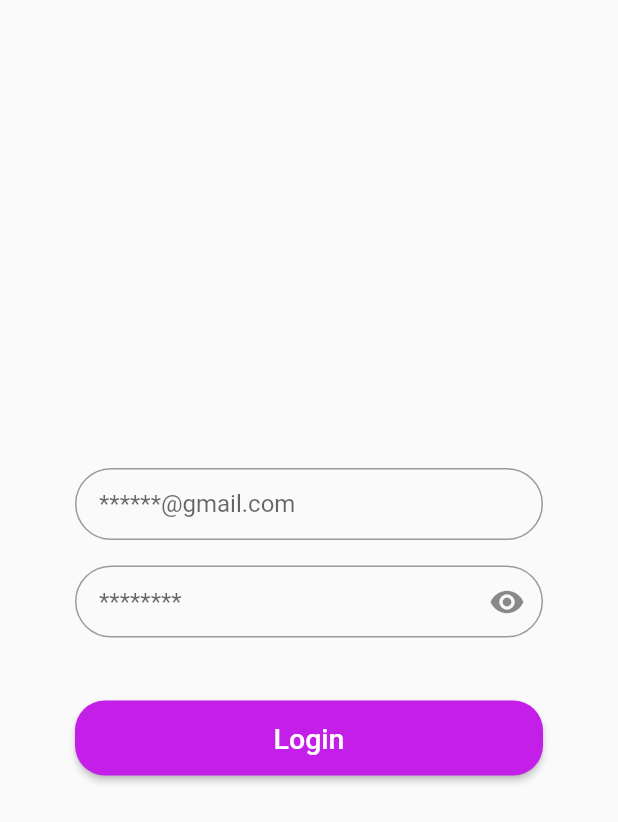
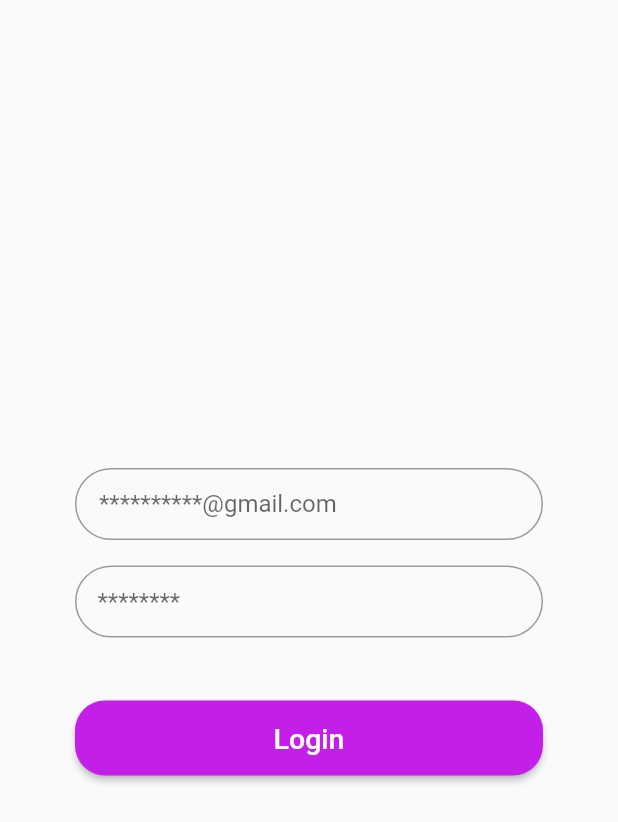
Before and after one commit to Owoeye1321/rocket-auto-app, a Flutter app: the screen it shows after launch, after a tap on "Proceed ...", on a phone screen of 412 x 824 dp. Shown: the top 822 px of the screen. Run offline on Flutter 3.47's test engine with Material 2 defaults, Android fonts, the phone set to English and light mode, and no system bars.

Commit message:
holy damn shit; nice re-usable component rendering

```diff
--- /dev/null
+++ b/lib/pages/home.dart
@@ -0,0 +1,9 @@
+import 'package:flutter/material.dart';
+
+class HomePage extends StatelessWidget {
+  const HomePage({super.key});
+  @override
+  Widget build(context) {
+    return Scaffold();
+  }
+}
--- a/lib/pages/login.dart
+++ b/lib/pages/login.dart
@@ -1,4 +1,5 @@
 import 'package:flutter/material.dart';
+import 'package:rocket_auth/widgets/input_field.dart';
 
 import '../utilities/colors.dart';
 
@@ -31,53 +32,22 @@ class _LoginState extends State<Login> {
             child: Column(
               mainAxisAlignment: MainAxisAlignment.center,
               children: [
-                Container(
-                  height: 50,
-                  margin: EdgeInsets.symmetric(
-                    vertical: 5,
-                  ),
-                  child: TextFormField(
-                    textAlign: TextAlign.left,
-                    decoration: InputDecoration(
-                      contentPadding:
-                          EdgeInsets.symmetric(vertical: 10, horizontal: 16),
-                      hintText: "******@gmail.com",
-                      border: OutlineInputBorder(
-                        borderRadius: BorderRadius.all(
-                          Radius.circular(
-                            100.0,
-                          ),
-                        ),
-                      ),
-                    ),
-                  ),
-                ),
-                Container(
-                  height: 50,
-                  margin: EdgeInsets.fromLTRB(0, 10, 0, 40),
-                  child: TextFormField(
-                    obscureText: show_password,
-                    textAlign: TextAlign.left,
-                    decoration: InputDecoration(
-                      suffixIcon: IconButton(
-                        onPressed: togglePasswordVisibility,
-                        icon: Icon(show_password
-                            ? Icons.visibility
-                            : Icons.visibility_off),
-                      ),
-                      contentPadding:
-                          EdgeInsets.symmetric(vertical: 10, horizontal: 16),
-                      hintText: "********",
-                      border: OutlineInputBorder(
-                        borderRadius: BorderRadius.all(
-                          Radius.circular(
-                            100.0,
-                          ),
-                        ),
-                      ),
-                    ),
-                  ),
-                ),
+                InputField(
+                    hintText: "**********@gmail.com",
+                    verticalPadding: 10,
+                    horizontalPadding: 16,
+                    marginLeft: 0,
+                    marginRight: 0,
+                    marginTop: 5,
+                    marginBottom: 5),
+                InputField(
+                    hintText: "********",
+                    verticalPadding: 10,
+                    horizontalPadding: 15,
+                    marginBottom: 40,
+                    marginLeft: 0,
+                    marginRight: 0,
+                    marginTop: 10),
                 Container(
                   child: ElevatedButton(
                     style: ElevatedButton.styleFrom(
--- /dev/null
+++ b/lib/widgets/input_field.dart
@@ -0,0 +1,47 @@
+import 'package:flutter/material.dart';
+
+class InputField extends StatelessWidget {
+  final String hintText;
+  final double verticalPadding;
+  final double horizontalPadding;
+  final double marginLeft;
+  final double marginTop;
+  final double marginRight;
+  final double marginBottom;
+  InputField({
+    super.key,
+    required this.hintText,
+    required this.verticalPadding,
+    required this.horizontalPadding,
+    required this.marginLeft,
+    required this.marginRight,
+    required this.marginTop,
+    required this.marginBottom,
+  }) {}
+
+  Widget build(context) {
+    return Container(
+      height: 50,
+      // margin: EdgeInsets.symmetric(
+      //   vertical: 5,
+      // ),
+      margin:
+          EdgeInsets.fromLTRB(marginLeft, marginTop, marginRight, marginBottom),
+      child: TextFormField(
+        textAlign: TextAlign.left,
+        decoration: InputDecoration(
+          contentPadding: EdgeInsets.symmetric(
+              vertical: verticalPadding, horizontal: horizontalPadding),
+          hintText: hintText,
+          border: OutlineInputBorder(
+            borderRadius: BorderRadius.all(
+              Radius.circular(
+                100.0,
+              ),
+            ),
+          ),
+        ),
+      ),
+    );
+  }
+}
```
